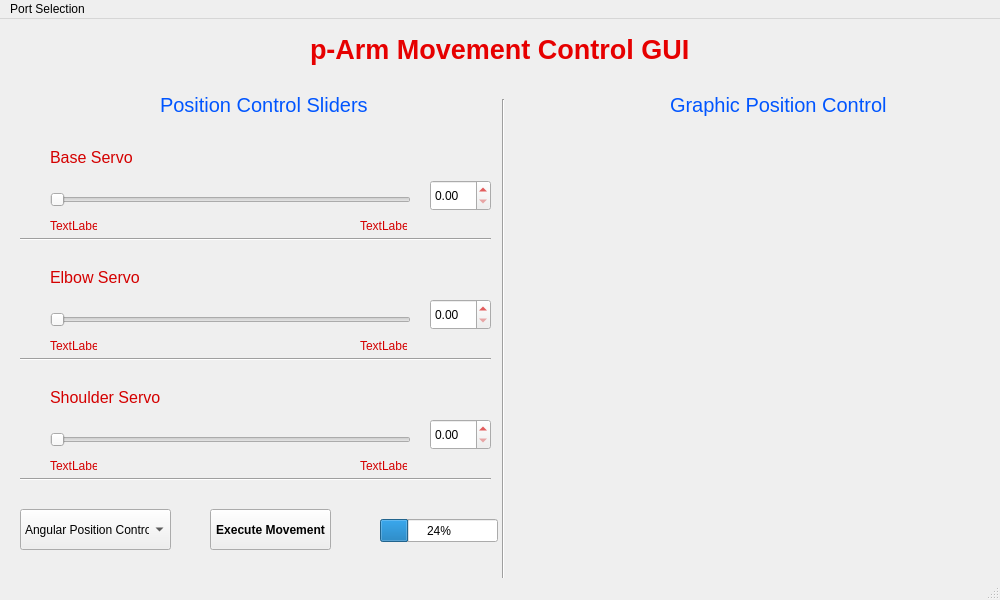
Before: the Qt Designer form pArm/GUI/InProgressGUI.ui in pArm-TFG/pArm-S1, drawn with Qt 5.
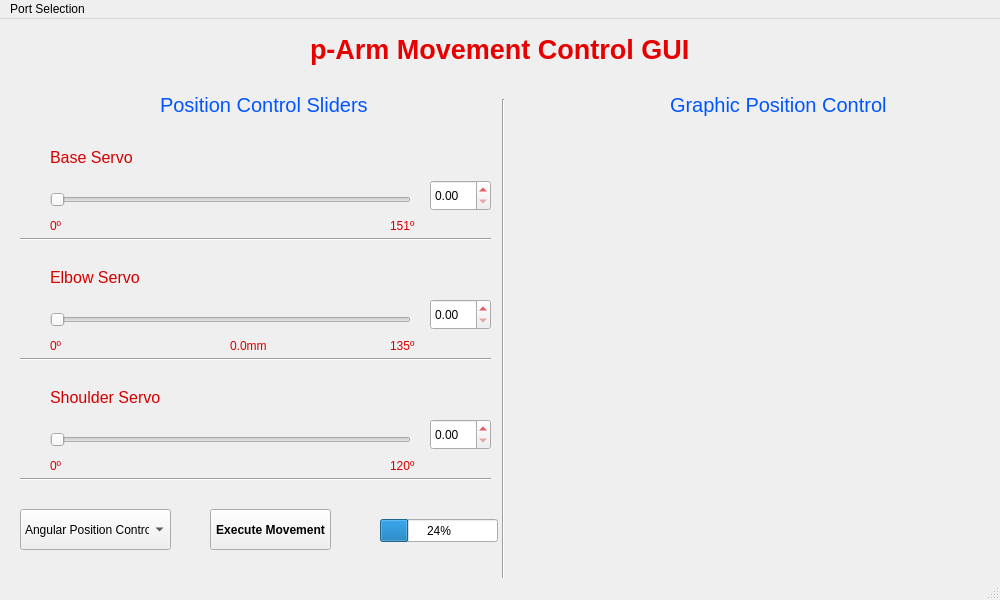
After: the same form once the commit is applied.

Commit message: Added slider range labels with measurement units

Diff of the .ui file:
```diff
--- a/pArm/GUI/InProgressGUI.ui
+++ b/pArm/GUI/InProgressGUI.ui
@@ -65,6 +65,9 @@
   <property name="windowTitle">
    <string>p-Arm GUI</string>
   </property>
+  <property name="documentMode">
+   <bool>false</bool>
+  </property>
   <widget class="QWidget" name="centralwidget">
    <widget class="QLabel" name="TitleLabel">
     <property name="geometry">
@@ -492,20 +495,20 @@
      </rect>
     </property>
     <property name="text">
-     <string>TextLabel</string>
+     <string>0º</string>
     </property>
    </widget>
    <widget class="QLabel" name="label_2">
     <property name="geometry">
      <rect>
-      <x>360</x>
+      <x>390</x>
       <y>200</y>
       <width>47</width>
       <height>13</height>
      </rect>
     </property>
     <property name="text">
-     <string>TextLabel</string>
+     <string>151º</string>
     </property>
    </widget>
    <widget class="QLabel" name="label_3">
@@ -518,20 +521,20 @@
      </rect>
     </property>
     <property name="text">
-     <string>TextLabel</string>
+     <string>0º</string>
     </property>
    </widget>
    <widget class="QLabel" name="label_4">
     <property name="geometry">
      <rect>
-      <x>360</x>
+      <x>390</x>
       <y>320</y>
       <width>47</width>
       <height>13</height>
      </rect>
     </property>
     <property name="text">
-     <string>TextLabel</string>
+     <string>135º</string>
     </property>
    </widget>
    <widget class="QLabel" name="label_5">
@@ -544,20 +547,33 @@
      </rect>
     </property>
     <property name="text">
-     <string>TextLabel</string>
+     <string>0º</string>
     </property>
    </widget>
    <widget class="QLabel" name="label_6">
     <property name="geometry">
      <rect>
-      <x>360</x>
+      <x>390</x>
       <y>440</y>
       <width>47</width>
       <height>13</height>
      </rect>
     </property>
     <property name="text">
-     <string>TextLabel</string>
+     <string>120º</string>
+    </property>
+   </widget>
+   <widget class="QLabel" name="subLabel7">
+    <property name="geometry">
+     <rect>
+      <x>230</x>
+      <y>320</y>
+      <width>47</width>
+      <height>13</height>
+     </rect>
+    </property>
+    <property name="text">
+     <string>0.0mm</string>
     </property>
    </widget>
   </widget>
```
Left out of the diff: 12 changed lines with no effect on the pictures. The commit also changes 3 other files.
